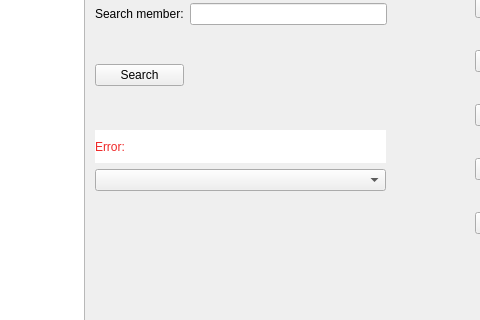
Before: the Qt Designer form mainwindow.ui in Big-Dogs/Bulk-Club-Project, drawn with Qt 5; both pictures show x 595 to 1075 and y 180 to 500 of the 1280 by 720 pixel window.
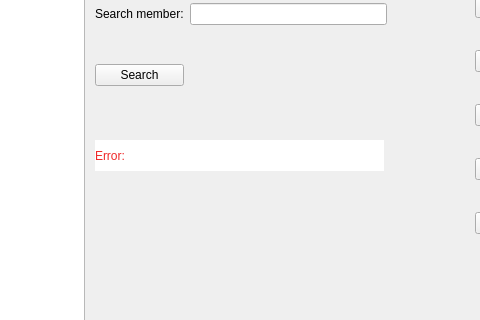
After: the same form once the commit is applied. The open tabs and pages were chosen to show the change.

Patch:
```diff
--- a/mainwindow.ui
+++ b/mainwindow.ui
@@ -336,31 +336,22 @@
          </item>
         </layout>
        </widget>
-       <widget class="QWidget" name="layoutWidget">
+       <widget class="QLabel" name="label_sales_searchmembererrormessage">
         <property name="geometry">
          <rect>
           <x>690</x>
-          <y>190</y>
-          <width>291</width>
-          <height>61</height>
+          <y>200</y>
+          <width>289</width>
+          <height>31</height>
          </rect>
         </property>
-        <layout class="QVBoxLayout" name="verticalLayout">
-         <item>
-          <widget class="QLabel" name="label_sales_searchmembererrormessage">
-           <property name="styleSheet">
-            <string notr="true">background-color: rgb(255, 255, 255);
+        <property name="styleSheet">
+         <string notr="true">background-color: rgb(255, 255, 255);
 color: rgb(239, 41, 41);</string>
-           </property>
-           <property name="text">
-            <string>Error: </string>
-           </property>
-          </widget>
-         </item>
-         <item>
-          <widget class="QComboBox" name="comboBox_sales_manymembersfound"/>
-         </item>
-        </layout>
+        </property>
+        <property name="text">
+         <string>Error: </string>
+        </property>
        </widget>
       </widget>
       <widget class="QWidget" name="page_sales_searchitem">
```
Left out of the diff: 7 changed lines with no effect on the pictures.
